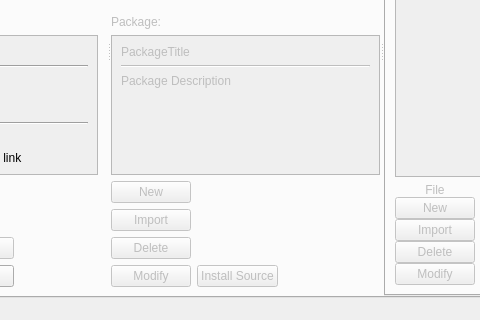
The window that src/ObsLightGui/ui/obsLightMain.ui (ronan22/obs-light) describes before a commit, drawn with Qt 5; both pictures show x 163 to 643 and y 240 to 560 of the 840 by 560 pixel window.
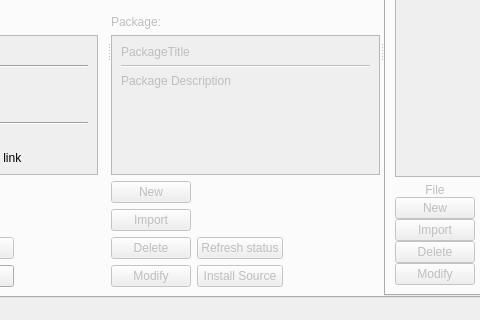
The same window after the commit.

Commit message: - added button to refresh packages status

What changed in the file:
```diff
--- a/src/ObsLightGui/ui/obsLightMain.ui
+++ b/src/ObsLightGui/ui/obsLightMain.ui
@@ -541,6 +541,13 @@
                  </property>
                 </spacer>
                </item>
+               <item row="9" column="1">
+                <widget class="QPushButton" name="refreshStatusButton">
+                 <property name="text">
+                  <string>Refresh status</string>
+                 </property>
+                </widget>
+               </item>
               </layout>
              </widget>
             </item>
```
The commit also changes 1 other file.
